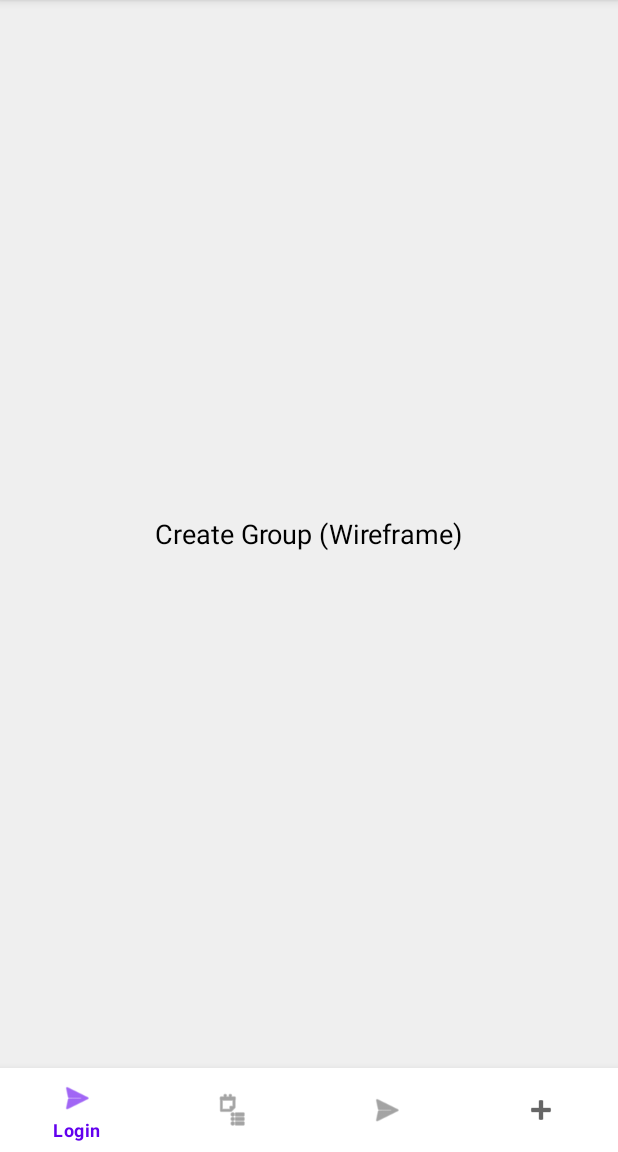
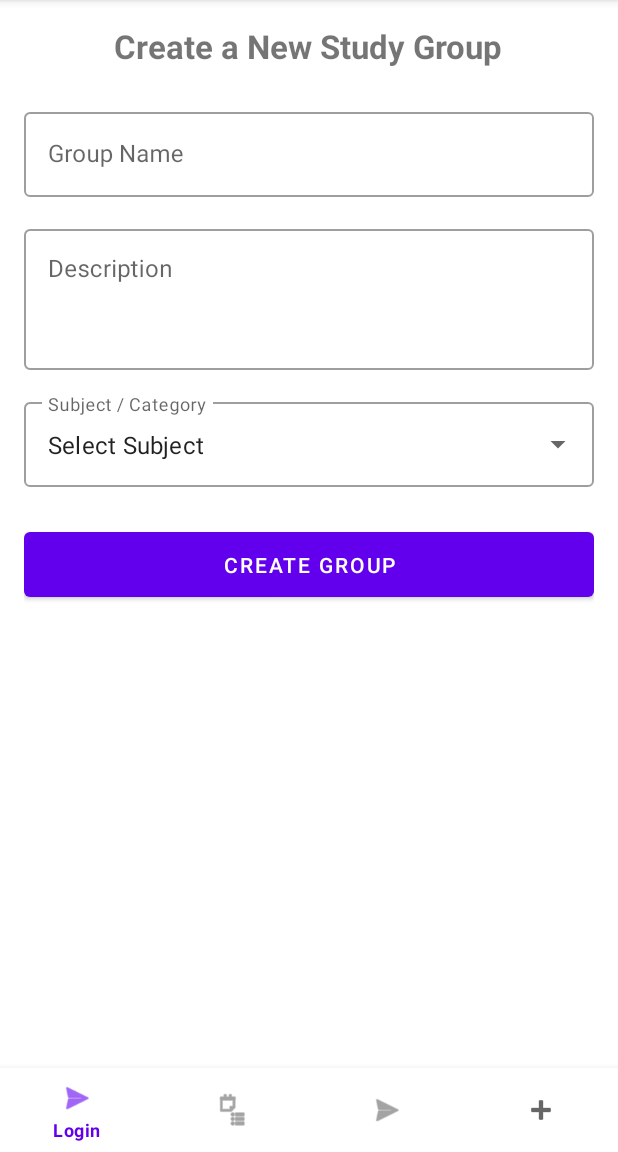
Before and after one commit to CS388-Group-11/CS388-Group-11, an Android app: the fragment CreateGroupFragment placed in its activity, on a phone screen of 412 x 824 dp, the part 84-1236 px from its top. Run offline under Robolectric (Android 15) with nearby library versions, the phone set to English and light mode, and no system bars.

Commit message:
feat: Implement create group feature and show groups

```diff
--- a/app/src/main/java/com/example/studysync/MainActivity.kt
+++ b/app/src/main/java/com/example/studysync/MainActivity.kt
@@ -32,7 +32,6 @@ class MainActivity : AppCompatActivity() {
             true
         }
 
-        // Set default
         if (savedInstanceState == null) {
             supportFragmentManager.beginTransaction()
                 .replace(R.id.nav_host_fragment, LoginFragment())
--- a/app/src/main/java/com/example/studysync/ui/CreateGroupFragment.kt
+++ b/app/src/main/java/com/example/studysync/ui/CreateGroupFragment.kt
@@ -4,15 +4,92 @@ import android.os.Bundle
 import android.view.LayoutInflater
 import android.view.View
 import android.view.ViewGroup
+import android.widget.ArrayAdapter
+import android.widget.Toast
 import androidx.fragment.app.Fragment
+import androidx.fragment.app.activityViewModels
 import com.example.studysync.R
+import com.example.studysync.MainActivity
+import com.example.studysync.databinding.FragmentCreateGroupBinding
+import com.example.studysync.models.StudyGroup
+import com.example.studysync.viewmodels.GroupViewModel
+import com.google.android.material.bottomnavigation.BottomNavigationView
 
 class CreateGroupFragment : Fragment() {
+
+    private var _binding: FragmentCreateGroupBinding? = null
+    private val binding get() = _binding!!
+
+    private val sharedViewModel: GroupViewModel by activityViewModels()
 
     override fun onCreateView(
         inflater: LayoutInflater, container: ViewGroup?,
         savedInstanceState: Bundle?
-    ): View? {
-        return inflater.inflate(R.layout.fragment_create_group, container, false)
+    ): View {
+        _binding = FragmentCreateGroupBinding.inflate(inflater, container, false)
+        val view = binding.root
+
+        val subjects = arrayOf("Math", "Computer Science", "History", "Biology", "Literature")
+        val adapter = ArrayAdapter(requireContext(), android.R.layout.simple_dropdown_item_1line, subjects)
+        binding.subjectDropdown.setAdapter(adapter)
+
+        binding.createGroupButton.setOnClickListener {
+            handleCreateGroup()
+        }
+
+        return view
+    }
+
+    private fun handleCreateGroup() {
+        val groupName = binding.groupNameInput.text.toString().trim()
+        val description = binding.descriptionInput.text.toString().trim()
+        val subject = binding.subjectDropdown.text.toString().trim()
+
+        if (groupName.isEmpty()) {
+            binding.groupNameInput.error = "Group name is required"
+            binding.groupNameInput.requestFocus()
+            return
+        }
+
+        if (description.isEmpty()) {
+            binding.descriptionInput.error = "Description is required"
+            binding.descriptionInput.requestFocus()
+            return
+        }
+
+        if (subject.isEmpty() || subject == "Select Subject") {
+            binding.subjectDropdown.error = "Please select a subject"
+            binding.subjectDropdown.requestFocus()
+            return
+        }
+
+        binding.groupNameInput.error = null
+        binding.descriptionInput.error = null
+        binding.subjectDropdown.error = null
+
+
+        val newGroup = StudyGroup(name = groupName, description = description, subject = subject)
+
+        sharedViewModel.addGroup(newGroup)
+
+        Toast.makeText(requireContext(), "Group Created!", Toast.LENGTH_SHORT).show()
+
+        clearForm()
+
+        (activity as? MainActivity)?.findViewById<BottomNavigationView>(R.id.nav_view)?.selectedItemId = R.id.navigation_study_groups
+    }
+
+    private fun clearForm() {
+        binding.groupNameInput.text?.clear()
+        binding.descriptionInput.text?.clear()
+        binding.subjectDropdown.text?.clear()
+        binding.subjectDropdown.clearFocus()
+        binding.groupNameInput.clearFocus()
+        binding.descriptionInput.clearFocus()
+    }
+
+    override fun onDestroyView() {
+        super.onDestroyView()
+        _binding = null
     }
 }
--- a/app/src/main/res/layout/fragment_create_group.xml
+++ b/app/src/main/res/layout/fragment_create_group.xml
@@ -1,14 +1,75 @@
 <?xml version="1.0" encoding="utf-8"?>
-<FrameLayout xmlns:android="http://schemas.android.com/apk/res/android"
+<LinearLayout
+    xmlns:android="http://schemas.android.com/apk/res/android"
+    xmlns:tools="http://schemas.android.com/tools"
     android:layout_width="match_parent"
     android:layout_height="match_parent"
-    android:background="#EFEFEF">
+    android:orientation="vertical"
+    android:padding="16dp"
+    android:gravity="center_horizontal"
+    tools:context=".ui.CreateGroupFragment">
 
     <TextView
         android:layout_width="wrap_content"
         android:layout_height="wrap_content"
-        android:layout_gravity="center"
-        android:text="Create Group (Wireframe)"
-        android:textSize="18sp"
-        android:textColor="#000000"/>
-</FrameLayout>
+        android:text="Create a New Study Group"
+        android:textSize="22sp"
+        android:textStyle="bold"
+        android:layout_marginBottom="24dp"/>
+
+    <com.google.android.material.textfield.TextInputLayout
+        android:layout_width="match_parent"
+        android:layout_height="wrap_content"
+        android:hint="Group Name"
+        style="@style/Widget.MaterialComponents.TextInputLayout.OutlinedBox">
+
+        <com.google.android.material.textfield.TextInputEditText
+            android:id="@+id/group_name_input"
+            android:layout_width="match_parent"
+            android:layout_height="wrap_content"
+            android:inputType="textCapWords"/>
+
+    </com.google.android.material.textfield.TextInputLayout>
+
+    <com.google.android.material.textfield.TextInputLayout
+        android:layout_width="match_parent"
+        android:layout_height="wrap_content"
+        android:hint="Description"
+        android:layout_marginTop="16dp"
+        style="@style/Widget.MaterialComponents.TextInputLayout.OutlinedBox">
+
+        <com.google.android.material.textfield.TextInputEditText
+            android:id="@+id/description_input"
+            android:layout_width="match_parent"
+            android:layout_height="wrap_content"
+            android:inputType="textMultiLine"
+            android:minLines="3"
+            android:gravity="top"/>
+
+    </com.google.android.material.textfield.TextInputLayout>
+
+    <com.google.android.material.textfield.TextInputLayout
+        android:layout_width="match_parent"
+        android:layout_height="wrap_content"
+        android:hint="Subject / Category"
+        android:layout_marginTop="16dp"
+        style="@style/Widget.MaterialComponents.TextInputLayout.OutlinedBox.ExposedDropdownMenu">
+
+        <AutoCompleteTextView
+            android:id="@+id/subject_dropdown"
+            android:layout_width="match_parent"
+            android:layout_height="wrap_content"
+            android:inputType="none"
+            android:text="Select Subject" />
+
+    </com.google.android.material.textfield.TextInputLayout>
+
+    <Button
+        android:id="@+id/create_group_button"
+        android:layout_width="match_parent"
+        android:layout_height="wrap_content"
+        android:text="Create Group"
+        android:layout_marginTop="24dp"
+        android:padding="12dp"/>
+
+</LinearLayout>
```
Also changed, not shown: app/src/main/java/com/example/studysync/models/StudyGroup.kt (added, +7 -0 lines), app/src/main/java/com/example/studysync/ui/StudyGroupAdapter.kt (added, +41 -0 lines), app/src/main/java/com/example/studysync/ui/StudyGroupsFragment.kt (+27 -4 lines), app/src/main/java/com/example/studysync/viewmodels/GroupViewModel.kt (added, +21 -0 lines), app/src/main/res/layout/fragment_study_groups.xml (+9 -11 lines), app/src/main/res/layout/item_study_group.xml (added, +39 -0 lines).
